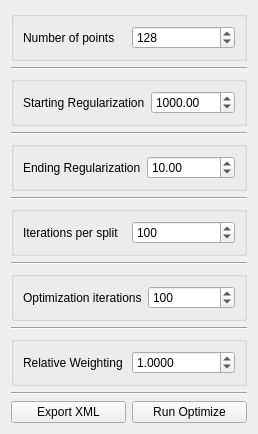
The window that src/Application/Optimize/OptimizeTool.ui (SCIInstitute/ShapeWorks) describes before a commit, drawn with Qt 5.
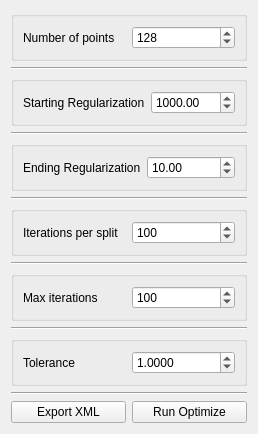
The same window after the commit.

Diff of the .ui file:
```diff
--- a/src/Application/Optimize/OptimizeTool.ui
+++ b/src/Application/Optimize/OptimizeTool.ui
@@ -164,7 +164,7 @@
       <item>
        <widget class="QLabel" name="label_7">
         <property name="text">
-         <string>Optimization iterations</string>
+         <string>Max iterations</string>
         </property>
        </widget>
       </item>
@@ -197,7 +197,7 @@
       <item>
        <widget class="QLabel" name="label_8">
         <property name="text">
-         <string>Relative Weighting</string>
+         <string>Tolerance</string>
         </property>
        </widget>
       </item>
```
